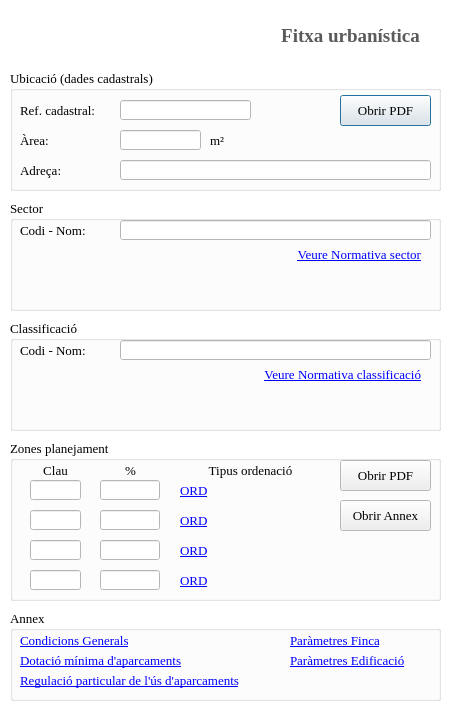
psigcat/urban_planning, file ui/fitxa_urban_dialog.ui: the form before one commit.
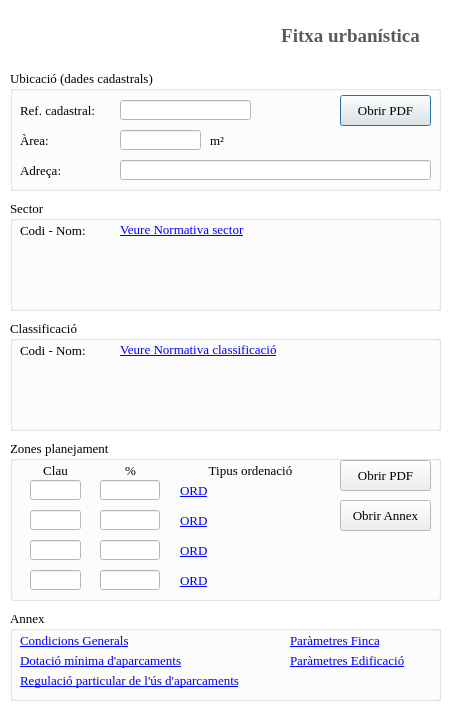
The form after the commit. Icons and pictures are not drawn.

Commit message: Direct link to 'sector' and 'classificació'

Patch:
```diff
--- a/ui/fitxa_urban_dialog.ui
+++ b/ui/fitxa_urban_dialog.ui
@@ -909,57 +909,6 @@
    <property name="title">
     <string>Sector</string>
    </property>
-   <widget class="QLineEdit" name="txtSector">
-    <property name="enabled">
-     <bool>false</bool>
-    </property>
-    <property name="geometry">
-     <rect>
-      <x>110</x>
-      <y>20</y>
-      <width>311</width>
-      <height>20</height>
-     </rect>
-    </property>
-    <property name="font">
-     <font>
-      <family>Georgia</family>
-      <pointsize>9</pointsize>
-     </font>
-    </property>
-   </widget>
-   <widget class="QLabel" name="lblSector">
-    <property name="geometry">
-     <rect>
-      <x>230</x>
-      <y>45</y>
-      <width>181</width>
-      <height>20</height>
-     </rect>
-    </property>
-    <property name="font">
-     <font>
-      <family>Georgia</family>
-      <pointsize>10</pointsize>
-      <underline>false</underline>
-     </font>
-    </property>
-    <property name="cursor">
-     <cursorShape>PointingHandCursor</cursorShape>
-    </property>
-    <property name="mouseTracking">
-     <bool>true</bool>
-    </property>
-    <property name="focusPolicy">
-     <enum>Qt::ClickFocus</enum>
-    </property>
-    <property name="text">
-     <string>&lt;a href='condicions_generals.htm'&gt;Veure Normativa sector&lt;/a&gt;</string>
-    </property>
-    <property name="alignment">
-     <set>Qt::AlignRight|Qt::AlignTrailing|Qt::AlignVCenter</set>
-    </property>
-   </widget>
    <widget class="QLabel" name="label_9">
     <property name="geometry">
      <rect>
@@ -973,6 +922,38 @@
      <string>Codi - Nom:</string>
     </property>
    </widget>
+   <widget class="QLabel" name="lbl_sector_1">
+    <property name="geometry">
+     <rect>
+      <x>110</x>
+      <y>20</y>
+      <width>311</width>
+      <height>20</height>
+     </rect>
+    </property>
+    <property name="font">
+     <font>
+      <family>Georgia</family>
+      <pointsize>10</pointsize>
+      <underline>false</underline>
+     </font>
+    </property>
+    <property name="cursor">
+     <cursorShape>PointingHandCursor</cursorShape>
+    </property>
+    <property name="mouseTracking">
+     <bool>true</bool>
+    </property>
+    <property name="focusPolicy">
+     <enum>Qt::ClickFocus</enum>
+    </property>
+    <property name="text">
+     <string>&lt;a href='condicions_generals.htm'&gt;Veure Normativa sector&lt;/a&gt;</string>
+    </property>
+    <property name="alignment">
+     <set>Qt::AlignLeading|Qt::AlignLeft|Qt::AlignVCenter</set>
+    </property>
+   </widget>
   </widget>
   <widget class="QGroupBox" name="gbClass">
    <property name="geometry">
@@ -992,57 +973,6 @@
    <property name="title">
     <string>Classificació</string>
    </property>
-   <widget class="QLineEdit" name="txtClass">
-    <property name="enabled">
-     <bool>false</bool>
-    </property>
-    <property name="geometry">
-     <rect>
-      <x>110</x>
-      <y>20</y>
-      <width>311</width>
-      <height>20</height>
-     </rect>
-    </property>
-    <property name="font">
-     <font>
-      <family>Georgia</family>
-      <pointsize>9</pointsize>
-     </font>
-    </property>
-   </widget>
-   <widget class="QLabel" name="lblClass">
-    <property name="geometry">
-     <rect>
-      <x>190</x>
-      <y>45</y>
-      <width>221</width>
-      <height>20</height>
-     </rect>
-    </property>
-    <property name="font">
-     <font>
-      <family>Georgia</family>
-      <pointsize>10</pointsize>
-      <underline>false</underline>
-     </font>
-    </property>
-    <property name="cursor">
-     <cursorShape>PointingHandCursor</cursorShape>
-    </property>
-    <property name="mouseTracking">
-     <bool>true</bool>
-    </property>
-    <property name="focusPolicy">
-     <enum>Qt::ClickFocus</enum>
-    </property>
-    <property name="text">
-     <string>&lt;a href='condicions_generals.htm'&gt;Veure Normativa classificació&lt;/a&gt;</string>
-    </property>
-    <property name="alignment">
-     <set>Qt::AlignRight|Qt::AlignTrailing|Qt::AlignVCenter</set>
-    </property>
-   </widget>
    <widget class="QLabel" name="label_11">
     <property name="geometry">
      <rect>
@@ -1056,6 +986,38 @@
      <string>Codi - Nom:</string>
     </property>
    </widget>
+   <widget class="QLabel" name="lbl_class_1">
+    <property name="geometry">
+     <rect>
+      <x>110</x>
+      <y>20</y>
+      <width>301</width>
+      <height>20</height>
+     </rect>
+    </property>
+    <property name="font">
+     <font>
+      <family>Georgia</family>
+      <pointsize>10</pointsize>
+      <underline>false</underline>
+     </font>
+    </property>
+    <property name="cursor">
+     <cursorShape>PointingHandCursor</cursorShape>
+    </property>
+    <property name="mouseTracking">
+     <bool>true</bool>
+    </property>
+    <property name="focusPolicy">
+     <enum>Qt::ClickFocus</enum>
+    </property>
+    <property name="text">
+     <string>&lt;a href='condicions_generals.htm'&gt;Veure Normativa classificació&lt;/a&gt;</string>
+    </property>
+    <property name="alignment">
+     <set>Qt::AlignLeading|Qt::AlignLeft|Qt::AlignVCenter</set>
+    </property>
+   </widget>
   </widget>
  </widget>
  <resources/>
```
The commit also changes 1 other file.
